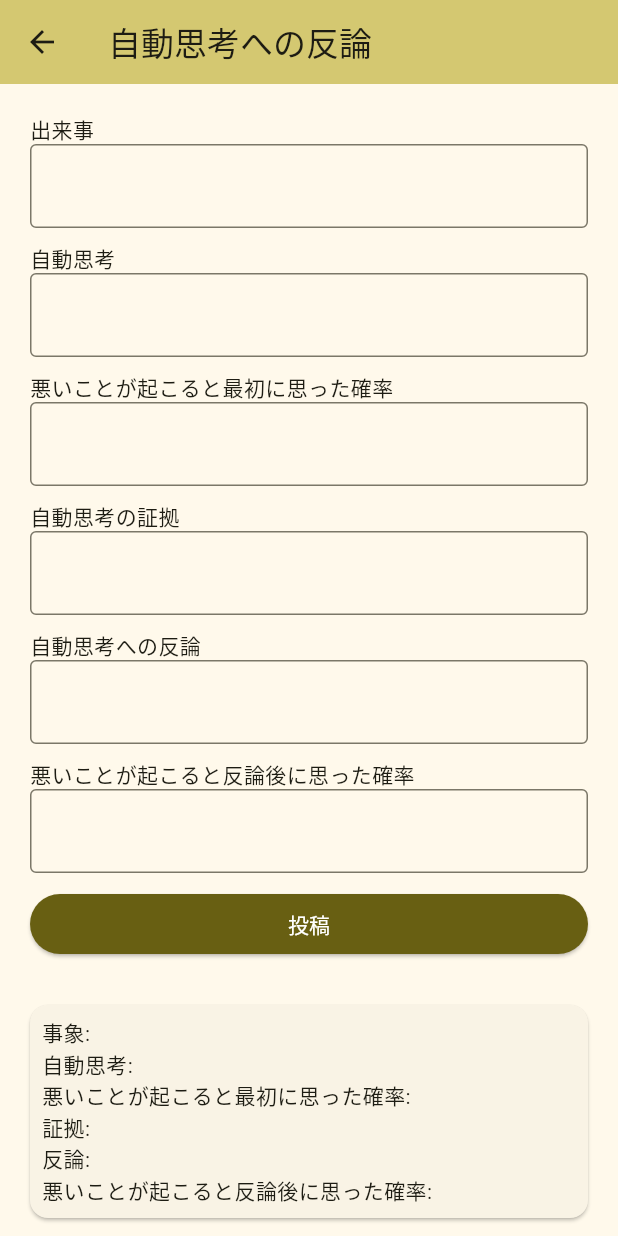
After one commit to YvesDansereau/cbt-memo, a Flutter app: the RebuttalToAutomaticThoughtPage screen opened directly, after a tap on "投稿", on a phone screen of 412 x 824 dp. The commit adds this screen. Run offline on Flutter 3.47's test engine with Material 3 defaults, Android fonts, the phone set to English and light mode, and no system bars.

Commit message:
✨ add rebuttal to automatic thought page (#5)
* add rebuttal page

* install rebuttal page

```diff
--- a/lib/home_page.dart
+++ b/lib/home_page.dart
@@ -1,4 +1,5 @@
 import 'package:cbt_memo/app_bar.dart';
+import 'package:cbt_memo/rebuttal_to_automatic_thought.dart';
 import 'package:cbt_memo/stress_diary.dart';
 import 'package:flutter/material.dart';
 
@@ -21,7 +22,20 @@ class HomePage extends StatelessWidget {
                 )
               );
             },
-            child: const Text('ストレス日記'))
+            child: const Text('ストレス日記')
+          ),
+          const SizedBox(height: 10,),
+          ElevatedButton(
+            onPressed: () {
+              Navigator.push(
+                context,
+                MaterialPageRoute(
+                  builder: (context) => const RebuttalToAutomaticThoughtPage()
+                )
+              );
+            },
+            child: const Text('自動思考への反論')
+          ),
         ]
       ),
     );
--- /dev/null
+++ b/lib/rebuttal_to_automatic_thought.dart
@@ -0,0 +1,134 @@
+import 'package:cbt_memo/app_bar.dart';
+import 'package:cbt_memo/title_and_text_field.dart';
+import 'package:flutter/material.dart';
+
+class RebuttalToAutomaticThoughtPage extends StatefulWidget {
+  const RebuttalToAutomaticThoughtPage({super.key});
+
+  @override
+  State<RebuttalToAutomaticThoughtPage> createState() =>
+      _RebuttalToAutomaticThoughtPageState();
+}
+
+class _RebuttalToAutomaticThoughtPageState
+    extends State<RebuttalToAutomaticThoughtPage> {
+  final event = TextEditingController();
+
+  final automaticThought = TextEditingController();
+
+  final possibilityBeforeRebuttal = TextEditingController();
+
+  final evidence = TextEditingController();
+
+  final rebuttal = TextEditingController();
+
+  final possibilityAfterRebuttal = TextEditingController();
+
+  final items = <RebuttalItem>[];
+
+  void postItem() {
+    final item = RebuttalItem(
+        event.text,
+        automaticThought.text,
+        possibilityBeforeRebuttal.text,
+        evidence.text,
+        rebuttal.text,
+        possibilityAfterRebuttal.text);
+
+    setState(() {
+      items.add(item);
+    });
+
+    event.clear();
+    automaticThought.clear();
+    possibilityBeforeRebuttal.clear();
+    evidence.clear();
+    rebuttal.clear();
+    possibilityAfterRebuttal.clear();
+  }
+
+  @override
+  Widget build(BuildContext context) {
+    final theme = Theme.of(context);
+
+    return Scaffold(
+      appBar: const CommonAppBar(title: '自動思考への反論'),
+      body: ListView(padding: const EdgeInsets.all(20), children: <Widget>[
+        TitleAndTextField(
+          title: '出来事',
+          controller: event,
+        ),
+        TitleAndTextField(
+          title: '自動思考',
+          controller: automaticThought,
+        ),
+        TitleAndTextField(
+          title: '悪いことが起こると最初に思った確率',
+          controller: possibilityBeforeRebuttal,
+        ),
+        TitleAndTextField(
+          title: '自動思考の証拠',
+          controller: evidence,
+        ),
+        TitleAndTextField(
+          title: '自動思考への反論',
+          controller: rebuttal,
+        ),
+        TitleAndTextField(
+          title: '悪いことが起こると反論後に思った確率',
+          controller: possibilityAfterRebuttal,
+        ),
+        ElevatedButton(
+          onPressed: postItem,
+          style: ElevatedButton.styleFrom(
+              foregroundColor: theme.colorScheme.onPrimary,
+              backgroundColor: theme.colorScheme.primary),
+          child: const Text('投稿'),
+        ),
+        const SizedBox(
+          height: 20,
+        ),
+        for (var item in items.reversed) RebuttalCard(rebuttalItem: item,),
+      ]),
+    );
+  }
+}
+
+class RebuttalItem {
+  final String event;
+  final String automaticThought;
+  final String possibilityBeforeRebuttal;
+  final String evidence;
+  final String rebuttal;
+  final String possibilityAfterRebuttal;
+
+  const RebuttalItem(
+      this.event,
+      this.automaticThought,
+      this.possibilityBeforeRebuttal,
+      this.evidence,
+      this.rebuttal,
+      this.possibilityAfterRebuttal);
+}
+
+class RebuttalCard extends StatelessWidget {
+  final RebuttalItem rebuttalItem;
+
+  const RebuttalCard({super.key, required this.rebuttalItem});
+
+  @override
+  Widget build(BuildContext context) {
+    return Card(
+      margin: const EdgeInsets.symmetric(vertical: 10),
+      child: Padding(
+        padding: const EdgeInsets.all(8.0),
+        child: Text('事象: ${rebuttalItem.event}\n'
+            '自動思考: ${rebuttalItem.automaticThought}\n'
+            '悪いことが起こると最初に思った確率: ${rebuttalItem.possibilityBeforeRebuttal}\n'
+            '証拠: ${rebuttalItem.evidence}\n'
+            '反論: ${rebuttalItem.rebuttal}\n'
+            '悪いことが起こると反論後に思った確率: ${rebuttalItem.possibilityAfterRebuttal}'),
+      ),
+    );
+  }
+}
```
